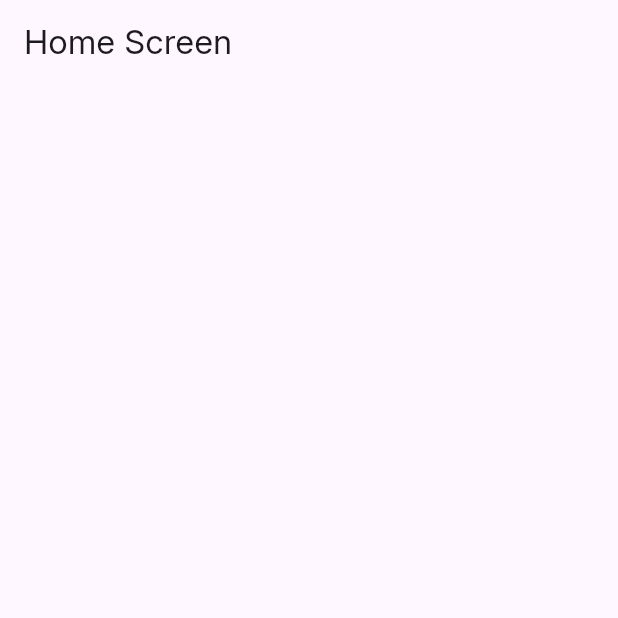
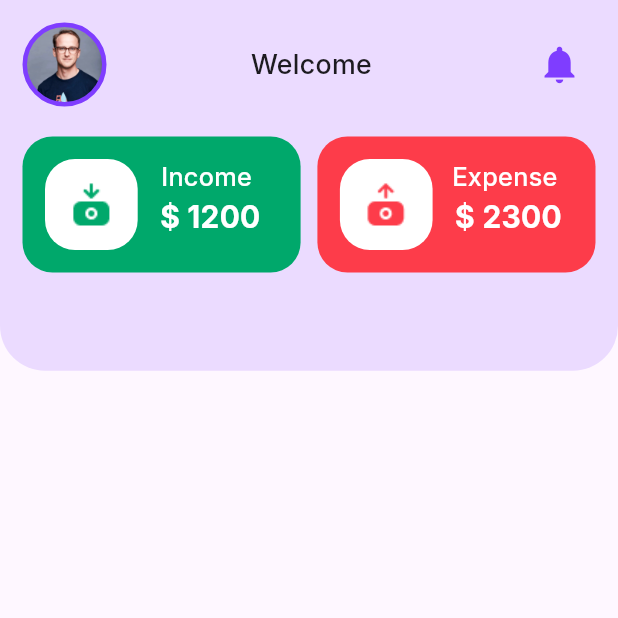
Before and after one commit to pradeepjayathilaka/Expenz-dp-recording, a Flutter app: the HomeScreen screen opened directly, on a phone screen of 412 x 824 dp, the top half of it. Run offline on Flutter 3.47's test engine with Material 3 defaults, Android fonts, the phone set to English and light mode, and no system bars; our stand-ins replace shared_preferences, smooth_page_indicator; accounts and stored records are empty.

Commit message:
main home page

```diff
--- a/lib/screens/home_screen.dart
+++ b/lib/screens/home_screen.dart
@@ -1,3 +1,7 @@
+import 'package:expenz/constants/colors.dart';
+import 'package:expenz/constants/constants.dart';
+import 'package:expenz/services/user_services.dart';
+import 'package:expenz/widgets/income_expense_card.dart';
 import 'package:flutter/material.dart';
 
 class HomeScreen extends StatefulWidget {
@@ -8,12 +12,107 @@ class HomeScreen extends StatefulWidget {
 }
 
 class _HomeScreenState extends State<HomeScreen> {
+  //for store the username
+  String username = "";
+  @override
+  void initState() {
+    //get the username  form the shared preferences
+    UserServices.getUserData().then((value) {
+      if (value["username"] != null) {
+        setState(() {
+          username = value['username']!;
+        });
+      }
+    });
+    super.initState();
+  }
+
   @override
   Widget build(BuildContext context) {
     return Scaffold(
-      appBar: AppBar(
-        title: Text("Home Screen"),
-      ),
+      body: SafeArea(
+          child: SingleChildScrollView(
+        //main column
+        child: Column(
+          children: [
+            //bg color col
+            Container(
+              height: MediaQuery.of(context).size.height * 0.3,
+              decoration: BoxDecoration(
+                color: kMainColor.withOpacity(0.15),
+                borderRadius: BorderRadius.only(
+                  bottomLeft: Radius.circular(30),
+                  bottomRight: Radius.circular(30),
+                ),
+              ),
+              child: Padding(
+                padding: const EdgeInsets.all(kDefaultPadding),
+                child: Column(
+                  children: [
+                    Row(
+                      mainAxisAlignment: MainAxisAlignment.spaceBetween,
+                      children: [
+                        Container(
+                          decoration: BoxDecoration(
+                            borderRadius: BorderRadius.circular(100),
+                            color: kMainColor,
+                            border: Border.all(
+                              color: kMainColor,
+                              width: 3,
+                            ),
+                          ),
+                          child: ClipRRect(
+                            borderRadius: BorderRadius.circular(100),
+                            child: Image.asset(
+                              'assets/images/user.jpg',
+                              width: 50,
+                              height: 50,
+                              fit: BoxFit.cover,
+                            ),
+                          ),
+                        ),
+                        SizedBox(width: 20),
+                        Text(
+                          "Welcome $username",
+                          style: TextStyle(
+                            fontSize: 18,
+                            fontWeight: FontWeight.w500,
+                          ),
+                        ),
+                        SizedBox(width: 20),
+                        IconButton(
+                          onPressed: () {},
+                          icon: Icon(
+                            Icons.notifications,
+                            color: kMainColor,
+                            size: 30,
+                          ),
+                        )
+                      ],
+                    ),
+                    SizedBox(height: 20),
+                    Row(
+                      mainAxisAlignment: MainAxisAlignment.spaceBetween,
+                      children: [
+                        IncomeExpenseCard(
+                            title: "Income",
+                            amount: 1200,
+                            imageUrl: "assets/images/income.png",
+                            bgcolor: kGreen),
+                        IncomeExpenseCard(
+                            title: "Expense",
+                            amount: 2300,
+                            imageUrl: "assets/images/expense.png",
+                            bgcolor: kRed),
+                      ],
+                    )
+                  ],
+                ),
+              ),
+            )
+          ],
+        ),
+      )),
     );
   }
 }
--- a/lib/services/user_services.dart
+++ b/lib/services/user_services.dart
@@ -42,4 +42,15 @@ class UserServices {
     String? userName = prefs.getString('username');
     return userName != null;
   }
+
+  //get the username and email
+  static Future<Map<String, String>> getUserData() async {
+    SharedPreferences prefs = await SharedPreferences.getInstance();
+    String? userName = prefs.getString('username');
+    String? email = prefs.getString('email');
+    return {
+      'username': userName!,
+      'email': email!,
+    };
+  }
 }
--- /dev/null
+++ b/lib/widgets/income_expense_card.dart
@@ -0,0 +1,78 @@
+import 'package:expenz/constants/colors.dart';
+import 'package:expenz/constants/constants.dart';
+import 'package:flutter/material.dart';
+
+class IncomeExpenseCard extends StatefulWidget {
+  final String title;
+  final double amount;
+  final String imageUrl;
+  final Color bgcolor;
+  const IncomeExpenseCard({
+    super.key,
+    required this.title,
+    required this.amount,
+    required this.imageUrl,
+    required this.bgcolor,
+  });
+
+  @override
+  State<IncomeExpenseCard> createState() => _IncomeExpenseCardState();
+}
+
+class _IncomeExpenseCardState extends State<IncomeExpenseCard> {
+  @override
+  Widget build(BuildContext context) {
+    return Container(
+      width: MediaQuery.of(context).size.width * 0.45,
+      height: MediaQuery.of(context).size.height * 0.11,
+      decoration: BoxDecoration(
+        color: widget.bgcolor,
+        borderRadius: BorderRadius.circular(20),
+      ),
+      child: Padding(
+        padding: const EdgeInsets.all(kDefaultPadding),
+        child: Row(
+          children: [
+            Container(
+              height: MediaQuery.of(context).size.height * 0.15,
+              width: MediaQuery.of(context).size.width * 0.15,
+              decoration: BoxDecoration(
+                color: kWhite,
+                borderRadius: BorderRadius.circular(20),
+              ),
+              child: Center(
+                child: Image.asset(
+                  widget.imageUrl,
+                  width: 70,
+                ),
+              ),
+            ),
+            SizedBox(
+              width: 10,
+            ),
+            Column(
+              children: [
+                Text(
+                  widget.title,
+                  style: TextStyle(
+                    color: kWhite,
+                    fontSize: 17,
+                    fontWeight: FontWeight.w500,
+                  ),
+                ),
+                Text(
+                  " \$ ${widget.amount.toStringAsFixed(0)}",
+                  style: TextStyle(
+                    color: kWhite,
+                    fontSize: 20,
+                    fontWeight: FontWeight.bold,
+                  ),
+                ),
+              ],
+            )
+          ],
+        ),
+      ),
+    );
+  }
+}
```
